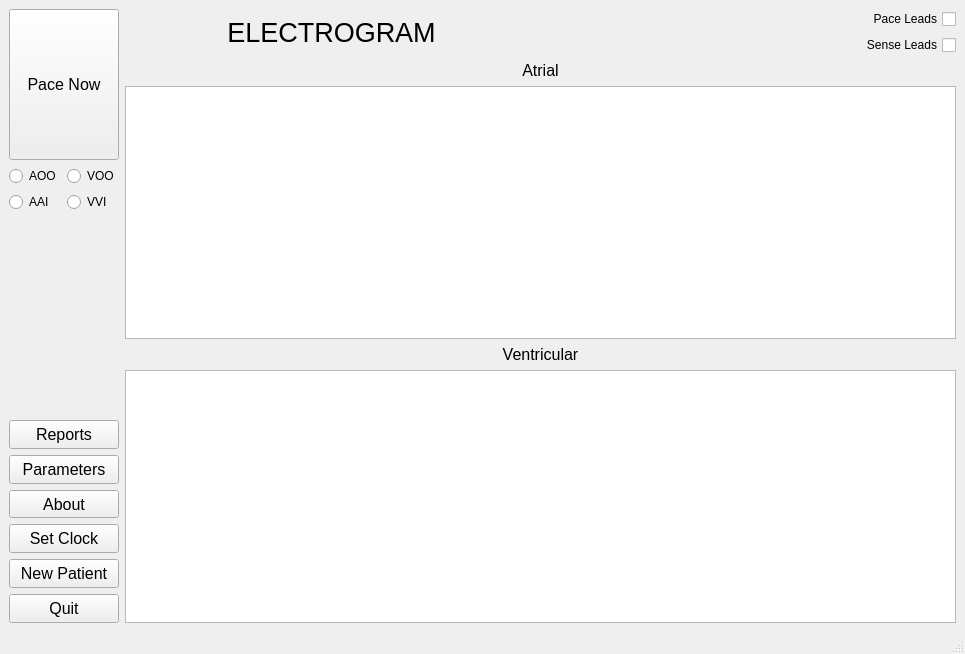
Above: DCM/ui_files/dcm.ui from CarlosCapili/3K04-Pacemaker-Project before the change. Below: the same form after it.
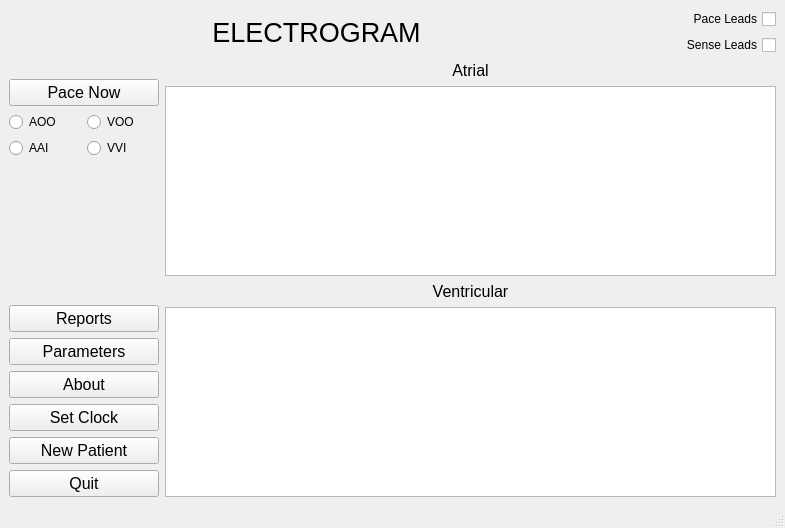
That is the form after the change.

```diff
--- a/DCM/ui_files/dcm.ui
+++ b/DCM/ui_files/dcm.ui
@@ -6,8 +6,8 @@
    <rect>
     <x>0</x>
     <y>0</y>
-    <width>965</width>
-    <height>654</height>
+    <width>785</width>
+    <height>528</height>
    </rect>
   </property>
   <property name="windowTitle">
@@ -15,60 +15,6 @@
   </property>
   <widget class="QWidget" name="centralwidget">
    <layout class="QGridLayout" name="gridLayout_2">
-    <item row="0" column="0">
-     <layout class="QVBoxLayout" name="verticalLayout_5">
-      <item>
-       <widget class="QPushButton" name="paceButton">
-        <property name="sizePolicy">
-         <sizepolicy hsizetype="Minimum" vsizetype="Preferred">
-          <horstretch>0</horstretch>
-          <verstretch>0</verstretch>
-         </sizepolicy>
-        </property>
-        <property name="font">
-         <font>
-          <pointsize>12</pointsize>
-         </font>
-        </property>
-        <property name="text">
-         <string>Pace Now</string>
-        </property>
-       </widget>
-      </item>
-      <item>
-       <layout class="QGridLayout" name="gridLayout">
-        <item row="1" column="0">
-         <widget class="QRadioButton" name="aaiButton">
-          <property name="text">
-           <string>AAI</string>
-          </property>
-         </widget>
-        </item>
-        <item row="0" column="0">
-         <widget class="QRadioButton" name="aooButton">
-          <property name="text">
-           <string>AOO</string>
-          </property>
-         </widget>
-        </item>
-        <item row="0" column="1">
-         <widget class="QRadioButton" name="vooButton">
-          <property name="text">
-           <string>VOO</string>
-          </property>
-         </widget>
-        </item>
-        <item row="1" column="1">
-         <widget class="QRadioButton" name="vviButton">
-          <property name="text">
-           <string>VVI</string>
-          </property>
-         </widget>
-        </item>
-       </layout>
-      </item>
-     </layout>
-    </item>
     <item row="0" column="1" rowspan="3">
      <layout class="QVBoxLayout" name="verticalLayout_3">
       <item>
@@ -171,16 +117,110 @@
       </item>
      </layout>
     </item>
+    <item row="0" column="0">
+     <layout class="QVBoxLayout" name="verticalLayout_5">
+      <item>
+       <spacer name="verticalSpacer_2">
+        <property name="orientation">
+         <enum>Qt::Vertical</enum>
+        </property>
+        <property name="sizeType">
+         <enum>QSizePolicy::Fixed</enum>
+        </property>
+        <property name="sizeHint" stdset="0">
+         <size>
+          <width>20</width>
+          <height>70</height>
+         </size>
+        </property>
+       </spacer>
+      </item>
+      <item>
+       <widget class="QPushButton" name="paceButton">
+        <property name="sizePolicy">
+         <sizepolicy hsizetype="Preferred" vsizetype="Preferred">
+          <horstretch>0</horstretch>
+          <verstretch>0</verstretch>
+         </sizepolicy>
+        </property>
+        <property name="minimumSize">
+         <size>
+          <width>150</width>
+          <height>0</height>
+         </size>
+        </property>
+        <property name="maximumSize">
+         <size>
+          <width>500</width>
+          <height>60</height>
+         </size>
+        </property>
+        <property name="font">
+         <font>
+          <pointsize>12</pointsize>
+         </font>
+        </property>
+        <property name="text">
+         <string>Pace Now</string>
+        </property>
+       </widget>
+      </item>
+      <item>
+       <layout class="QGridLayout" name="gridLayout">
+        <item row="0" column="0">
+         <widget class="QRadioButton" name="aooButton">
+          <property name="text">
+           <string>AOO</string>
+          </property>
+         </widget>
+        </item>
+        <item row="1" column="0">
+         <widget class="QRadioButton" name="aaiButton">
+          <property name="text">
+           <string>AAI</string>
+          </property>
+         </widget>
+        </item>
+        <item row="1" column="1">
+         <widget class="QRadioButton" name="vviButton">
+          <property name="text">
+           <string>VVI</string>
+          </property>
+         </widget>
+        </item>
+        <item row="0" column="1">
+         <widget class="QRadioButton" name="vooButton">
+          <property name="text">
+           <string>VOO</string>
+          </property>
+         </widget>
+        </item>
+       </layout>
+      </item>
+     </layout>
+    </item>
     <item row="2" column="0">
      <layout class="QVBoxLayout" name="verticalLayout">
       <item>
        <widget class="QPushButton" name="reportsButton">
         <property name="sizePolicy">
-         <sizepolicy hsizetype="Minimum" vsizetype="Preferred">
+         <sizepolicy hsizetype="Preferred" vsizetype="Preferred">
           <horstretch>0</horstretch>
           <verstretch>0</verstretch>
          </sizepolicy>
         </property>
+        <property name="minimumSize">
+         <size>
+          <width>150</width>
+          <height>0</height>
+         </size>
+        </property>
+        <property name="maximumSize">
+         <size>
+          <width>500</width>
+          <height>60</height>
+         </size>
+        </property>
         <property name="font">
          <font>
           <pointsize>12</pointsize>
@@ -194,11 +234,23 @@
       <item>
        <widget class="QPushButton" name="parametersButton">
         <property name="sizePolicy">
-         <sizepolicy hsizetype="Minimum" vsizetype="Preferred">
+         <sizepolicy hsizetype="Preferred" vsizetype="Preferred">
           <horstretch>0</horstretch>
           <verstretch>0</verstretch>
          </sizepolicy>
         </property>
+        <property name="minimumSize">
+         <size>
+          <width>150</width>
+          <height>0</height>
+         </size>
+        </property>
+        <property name="maximumSize">
+         <size>
+          <width>500</width>
+          <height>60</height>
+         </size>
+        </property>
         <property name="font">
          <font>
           <pointsize>12</pointsize>
@@ -212,11 +264,23 @@
       <item>
        <widget class="QPushButton" name="aboutButton">
         <property name="sizePolicy">
-         <sizepolicy hsizetype="Minimum" vsizetype="Preferred">
+         <sizepolicy hsizetype="Preferred" vsizetype="Preferred">
           <horstretch>0</horstretch>
           <verstretch>0</verstretch>
          </sizepolicy>
         </property>
+        <property name="minimumSize">
+         <size>
+          <width>150</width>
+          <height>0</height>
+         </size>
+        </property>
+        <property name="maximumSize">
+         <size>
+          <width>500</width>
+          <height>60</height>
+         </size>
+        </property>
         <property name="font">
          <font>
           <pointsize>12</pointsize>
@@ -230,11 +294,23 @@
       <item>
        <widget class="QPushButton" name="setClockButton">
         <property name="sizePolicy">
-         <sizepolicy hsizetype="Minimum" vsizetype="Preferred">
+         <sizepolicy hsizetype="Preferred" vsizetype="Preferred">
           <horstretch>0</horstretch>
           <verstretch>0</verstretch>
          </sizepolicy>
         </property>
+        <property name="minimumSize">
+         <size>
+          <width>150</width>
+          <height>0</height>
+         </size>
+        </property>
+        <property name="maximumSize">
+         <size>
+          <width>500</width>
+          <height>60</height>
+         </size>
+        </property>
         <property name="font">
          <font>
           <pointsize>12</pointsize>
@@ -248,11 +324,23 @@
       <item>
        <widget class="QPushButton" name="newPatientButton">
         <property name="sizePolicy">
-         <sizepolicy hsizetype="Minimum" vsizetype="Preferred">
+         <sizepolicy hsizetype="Preferred" vsizetype="Preferred">
           <horstretch>0</horstretch>
           <verstretch>0</verstretch>
          </sizepolicy>
         </property>
+        <property name="minimumSize">
+         <size>
+          <width>150</width>
+          <height>0</height>
+         </size>
+        </property>
+        <property name="maximumSize">
+         <size>
+          <width>500</width>
+          <height>60</height>
+         </size>
+        </property>
         <property name="font">
          <font>
           <pointsize>12</pointsize>
@@ -266,11 +354,23 @@
       <item>
        <widget class="QPushButton" name="quitButton">
         <property name="sizePolicy">
-         <sizepolicy hsizetype="Minimum" vsizetype="Preferred">
+         <sizepolicy hsizetype="Preferred" vsizetype="Preferred">
           <horstretch>0</horstretch>
           <verstretch>0</verstretch>
          </sizepolicy>
         </property>
+        <property name="minimumSize">
+         <size>
+          <width>150</width>
+          <height>0</height>
+         </size>
+        </property>
+        <property name="maximumSize">
+         <size>
+          <width>500</width>
+          <height>60</height>
+         </size>
+        </property>
         <property name="font">
          <font>
           <pointsize>12</pointsize>
@@ -289,12 +389,12 @@
        <enum>Qt::Vertical</enum>
       </property>
       <property name="sizeType">
-       <enum>QSizePolicy::Fixed</enum>
+       <enum>QSizePolicy::Minimum</enum>
       </property>
       <property name="sizeHint" stdset="0">
        <size>
         <width>20</width>
-        <height>40</height>
+        <height>20</height>
        </size>
       </property>
      </spacer>
```
Left out of the diff: 4 changed lines with no effect on the pictures.
